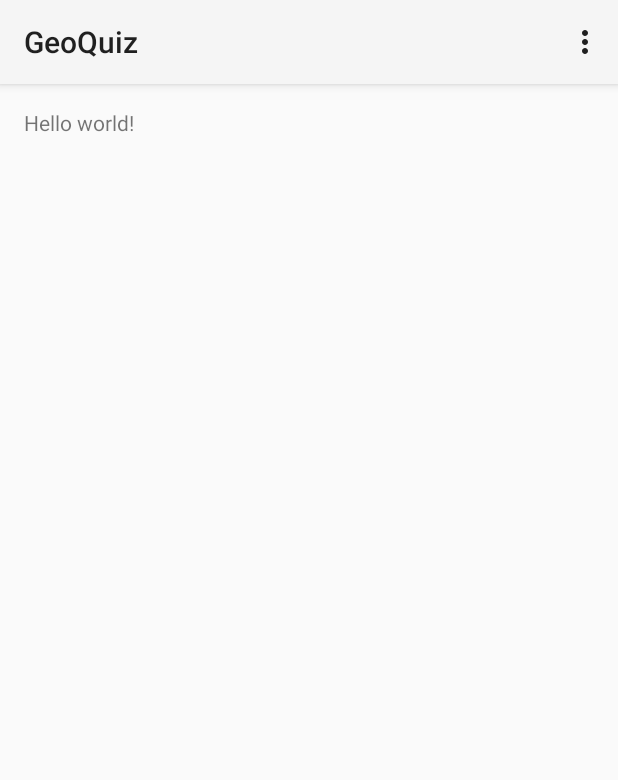
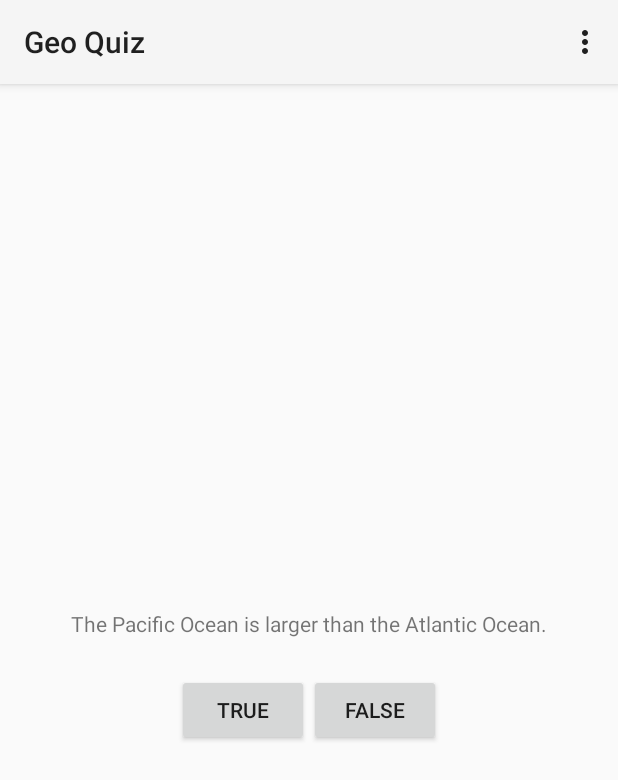
Before and after one commit to xizz/GeoQuiz, an Android app: the screen it shows after launch (QuizActivity), on a phone screen of 412 x 824 dp. Shown: the top 780 px of the screen. Run offline under Robolectric (Android 15) with nearby library versions, the phone set to English and light mode, and no system bars.

Commit message:
Chapter 1 completed

```diff
--- a/app/src/main/AndroidManifest.xml
+++ b/app/src/main/AndroidManifest.xml
@@ -1,15 +1,15 @@
 <?xml version="1.0" encoding="utf-8"?>
 <manifest xmlns:android="http://schemas.android.com/apk/res/android"
-    package="xizz.geoquiz" >
+	package="xizz.geoquiz">
 
 	<application
 		android:allowBackup="true"
 		android:icon="@mipmap/ic_launcher"
 		android:label="@string/app_name"
-        android:theme="@style/AppTheme" >
+		android:theme="@style/AppTheme">
 		<activity
 			android:name=".QuizActivity"
-            android:label="@string/app_name" >
+			android:label="@string/app_name">
 			<intent-filter>
 				<action android:name="android.intent.action.MAIN" />
 
--- a/app/src/main/java/xizz/geoquiz/QuizActivity.java
+++ b/app/src/main/java/xizz/geoquiz/QuizActivity.java
@@ -3,36 +3,43 @@ package xizz.geoquiz;
 import android.app.Activity;
 import android.os.Bundle;
 import android.view.Menu;
-import android.view.MenuItem;
+import android.view.View;
+import android.widget.Button;
+import android.widget.Toast;
 
 
 public class QuizActivity extends Activity {
+
+	private Button mTrueButton;
+	private Button mFalseButton;
 
 	@Override
 	protected void onCreate(Bundle savedInstanceState) {
 		super.onCreate(savedInstanceState);
 		setContentView(R.layout.activity_quiz);
+
+		mTrueButton = (Button) findViewById(R.id.true_button);
+		mTrueButton.setOnClickListener(new View.OnClickListener() {
+			@Override
+			public void onClick(View v) {
+				Toast.makeText(QuizActivity.this, R.string.incorrect_toast, Toast.LENGTH_SHORT)
+						.show();
+			}
+		});
+
+		mFalseButton = (Button) findViewById(R.id.false_button);
+		mFalseButton.setOnClickListener(new View.OnClickListener() {
+			@Override
+			public void onClick(View v) {
+				Toast.makeText(QuizActivity.this, R.string.correct_toast, Toast.LENGTH_SHORT)
+						.show();
+			}
+		});
 	}
 
 	@Override
 	public boolean onCreateOptionsMenu(Menu menu) {
-        // Inflate the menu; this adds items to the action bar if it is present.
 		getMenuInflater().inflate(R.menu.menu_quiz, menu);
 		return true;
 	}
-
-    @Override
-    public boolean onOptionsItemSelected(MenuItem item) {
-        // Handle action bar item clicks here. The action bar will
-        // automatically handle clicks on the Home/Up button, so long
-        // as you specify a parent activity in AndroidManifest.xml.
-        int id = item.getItemId();
-
-        //noinspection SimplifiableIfStatement
-        if (id == R.id.action_settings) {
-            return true;
 }
-
-        return super.onOptionsItemSelected(item);
-    }
-}
--- a/app/src/main/res/layout/activity_quiz.xml
+++ b/app/src/main/res/layout/activity_quiz.xml
@@ -1,11 +1,38 @@
-<RelativeLayout xmlns:android="http://schemas.android.com/apk/res/android"
-    xmlns:tools="http://schemas.android.com/tools" android:layout_width="match_parent"
-    android:layout_height="match_parent" android:paddingLeft="@dimen/activity_horizontal_margin"
+<LinearLayout xmlns:android="http://schemas.android.com/apk/res/android"
+    xmlns:tools="http://schemas.android.com/tools"
+    android:layout_width="match_parent"
+    android:layout_height="match_parent"
+    android:gravity="center"
+    android:orientation="vertical"
+    android:paddingBottom="@dimen/activity_vertical_margin"
+    android:paddingLeft="@dimen/activity_horizontal_margin"
     android:paddingRight="@dimen/activity_horizontal_margin"
     android:paddingTop="@dimen/activity_vertical_margin"
-    android:paddingBottom="@dimen/activity_vertical_margin" tools:context=".QuizActivity">
+    tools:context=".QuizActivity">
 
-    <TextView android:text="@string/hello_world" android:layout_width="wrap_content"
-        android:layout_height="wrap_content" />
+    <TextView
+        android:id="@+id/question_text_view"
+        android:layout_width="wrap_content"
+        android:layout_height="wrap_content"
+        android:padding="24dp"
+        android:text="@string/question_text_view" />
 
-</RelativeLayout>
+    <LinearLayout
+        android:layout_width="wrap_content"
+        android:layout_height="wrap_content"
+        android:orientation="horizontal">
+
+        <Button
+            android:id="@+id/true_button"
+            android:layout_width="wrap_content"
+            android:layout_height="wrap_content"
+            android:text="@string/true_button" />
+
+        <Button
+            android:id="@+id/false_button"
+            android:layout_width="wrap_content"
+            android:layout_height="wrap_content"
+            android:text="@string/false_button" />
+
+    </LinearLayout>
+</LinearLayout>
--- a/app/src/main/res/menu/menu_quiz.xml
+++ b/app/src/main/res/menu/menu_quiz.xml
@@ -1,5 +1,9 @@
 <menu xmlns:android="http://schemas.android.com/apk/res/android"
-    xmlns:tools="http://schemas.android.com/tools" tools:context=".QuizActivity">
-    <item android:id="@+id/action_settings" android:title="@string/action_settings"
-        android:orderInCategory="100" android:showAsAction="never" />
+	xmlns:tools="http://schemas.android.com/tools"
+	tools:context=".QuizActivity">
+	<item
+		android:id="@+id/action_settings"
+		android:orderInCategory="100"
+		android:showAsAction="never"
+		android:title="@string/action_settings" />
 </menu>
--- a/app/src/main/res/values-v21/styles.xml
+++ b/app/src/main/res/values-v21/styles.xml
@@ -1,5 +1,5 @@
 <?xml version="1.0" encoding="utf-8"?>
 <resources>
-    <style name="AppTheme" parent="android:Theme.Material.Light">
-    </style>
+
+	<style name="AppTheme" parent="android:Theme.Material.Light" />
 </resources>
--- a/app/src/main/res/values/dimens.xml
+++ b/app/src/main/res/values/dimens.xml
@@ -1,5 +1,5 @@
 <resources>
-    <!-- Default screen margins, per the Android Design guidelines. -->
-    <dimen name="activity_horizontal_margin">16dp</dimen>
-    <dimen name="activity_vertical_margin">16dp</dimen>
+	<!-- Default screen margins, per the Android Design guidelines. -->
+	<dimen name="activity_horizontal_margin">16dp</dimen>
+	<dimen name="activity_vertical_margin">16dp</dimen>
 </resources>
--- a/app/src/main/res/values/strings.xml
+++ b/app/src/main/res/values/strings.xml
@@ -1,6 +1,9 @@
 <resources>
-    <string name="app_name">GeoQuiz</string>
-
-    <string name="hello_world">Hello world!</string>
-    <string name="action_settings">Settings</string>
+	<string name="app_name">Geo Quiz</string>
+	<string name="action_settings">Settings</string>
+	<string name="question_text_view">The Pacific Ocean is larger than the Atlantic Ocean.</string>
+	<string name="true_button">True</string>
+	<string name="false_button">False</string>
+	<string name="correct_toast">Correct!</string>
+	<string name="incorrect_toast">Incorrect!</string>
 </resources>
```
Also changed, not shown: app/src/main/res/values-w820dp/dimens.xml (+4 -4 lines), app/src/main/res/values/styles.xml (+4 -4 lines). Lines whose indentation alone changed are shown as unchanged.
